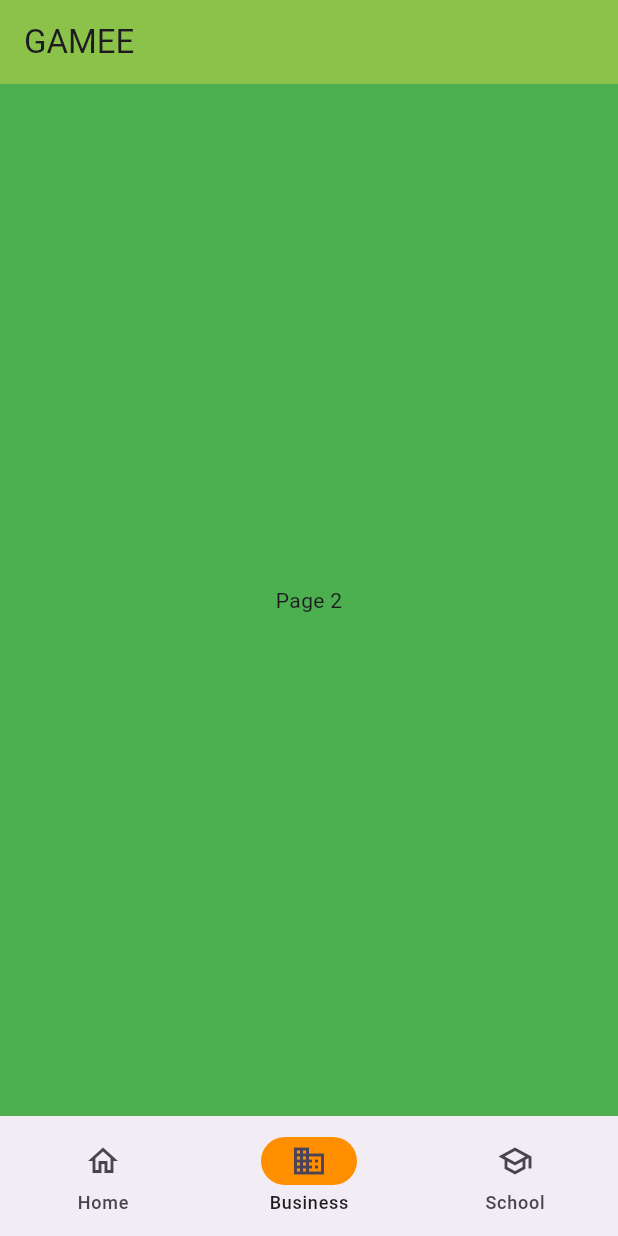
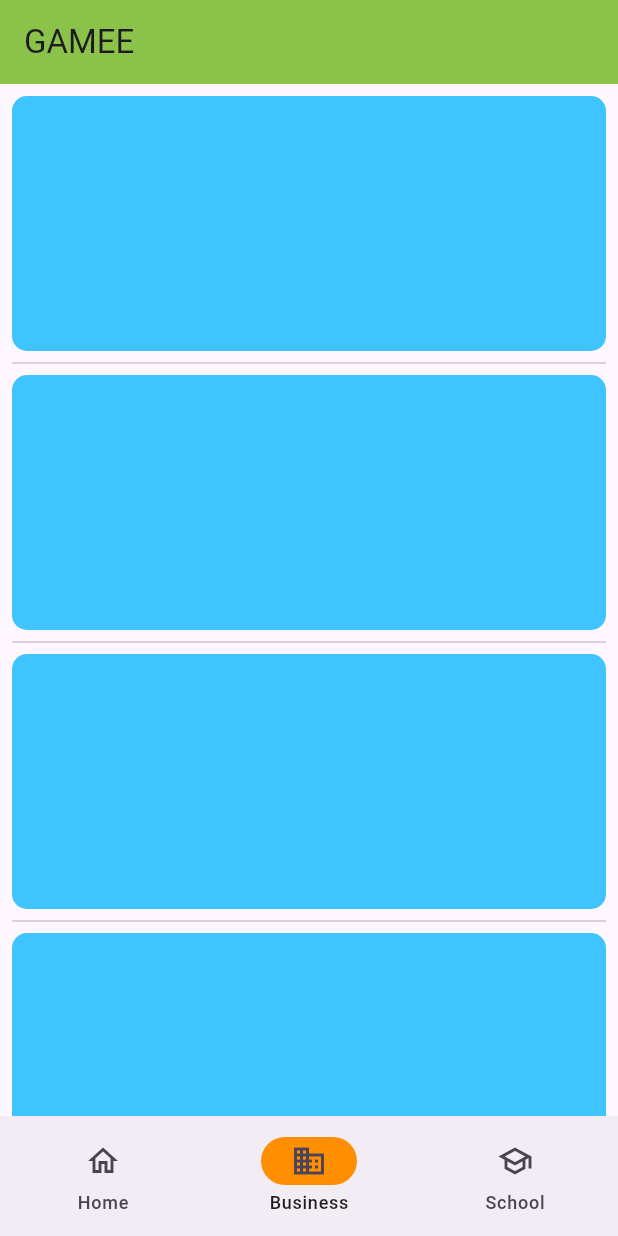
Before and after one commit to techtitansmbcet2023/RightsQuest, a Flutter app: the screen it shows after launch, item 2 of the bottom bar chosen, on a phone screen of 412 x 824 dp. Run offline on Flutter 3.47's test engine with Material 2 defaults, Android fonts, the light colour scheme and no system bars.

Commit message:
Added Chapters Tab

```diff
--- /dev/null
+++ b/lib/views/ChaptersTab.dart
@@ -0,0 +1,39 @@
+import 'package:flutter/material.dart';
+
+class ChaptersTab extends StatelessWidget {
+  const ChaptersTab({super.key});
+
+  @override
+  Widget build(BuildContext context) {
+    return Padding(
+      padding: const EdgeInsets.all(8.0),
+      child: ListView.separated(
+          separatorBuilder: (BuildContext context, int index) => const Divider(),
+          itemCount: 9,
+          itemBuilder: (BuildContext context, int index) {
+            return InkWell(
+              onTap: () {
+
+              },
+
+              borderRadius: BorderRadius.circular(10),
+              child: Ink(
+                decoration: BoxDecoration(
+                  borderRadius: BorderRadius.circular(10),
+                  color: Colors.lightBlueAccent
+                ),
+
+                child:
+                Container(
+                  width: double.infinity,
+                  height: 170,
+                ),
+              ),
+            );
+          }
+      ),
+    );
+
+
+  }
+}
--- a/lib/views/app.dart
+++ b/lib/views/app.dart
@@ -1,4 +1,5 @@
 import 'package:flutter/material.dart';
+import 'package:rights_quest/views/ChaptersTab.dart';
 import 'package:rights_quest/views/home.dart';
 
 class App extends StatelessWidget {
@@ -66,11 +67,9 @@ class _HomePageState extends State<HomePage> {
       body: SafeArea(
         child: <Widget>[
           Home(),
-          Container(
-            color: Colors.green,
-            alignment: Alignment.center,
-            child: const Text('Page 2'),
-          ),
+
+          ChaptersTab(),
+
           Container(
             color: Colors.blue,
             alignment: Alignment.center,
```
